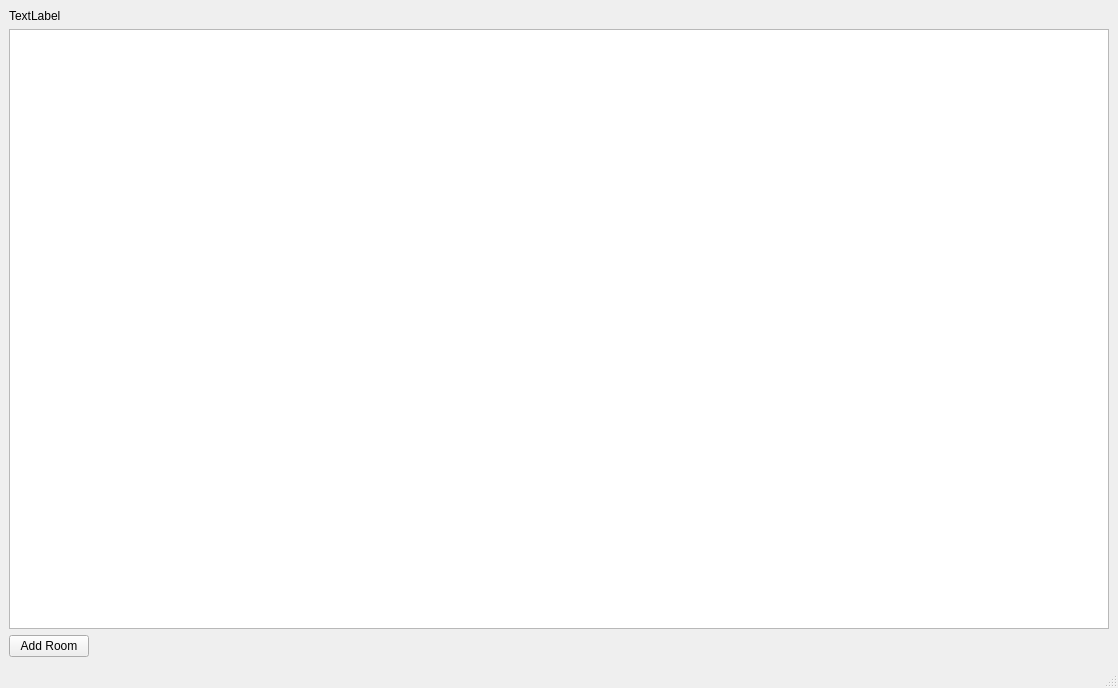
Qt form mainwindow.ui (EugeneGorbulya/flatrepair) before a commit.
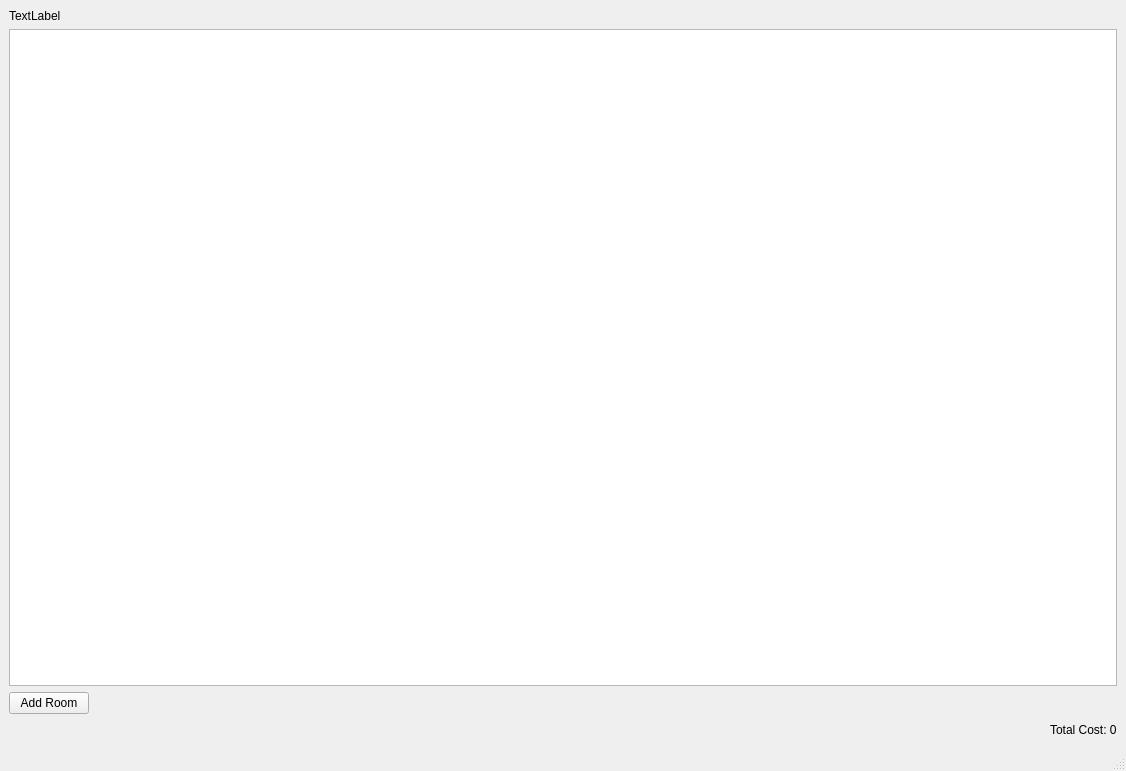
The same form after that commit.

```diff
--- a/mainwindow.ui
+++ b/mainwindow.ui
@@ -6,8 +6,8 @@
    <rect>
     <x>0</x>
     <y>0</y>
-    <width>684</width>
-    <height>475</height>
+    <width>1126</width>
+    <height>771</height>
    </rect>
   </property>
   <property name="windowTitle">
@@ -80,6 +80,30 @@
         </column>
        </widget>
       </item>
+      <item row="3" column="0" colspan="2">
+       <layout class="QHBoxLayout" name="horizontalLayout">
+        <item>
+         <spacer name="horizontalSpacer_2">
+          <property name="orientation">
+           <enum>Qt::Horizontal</enum>
+          </property>
+          <property name="sizeHint" stdset="0">
+           <size>
+            <width>40</width>
+            <height>20</height>
+           </size>
+          </property>
+         </spacer>
+        </item>
+        <item>
+         <widget class="QLabel" name="totalCostLabel">
+          <property name="text">
+           <string>Total Cost: 0</string>
+          </property>
+         </widget>
+        </item>
+       </layout>
+      </item>
      </layout>
     </item>
    </layout>
```
Left out of the diff: 4 changed lines with no effect on the pictures.
